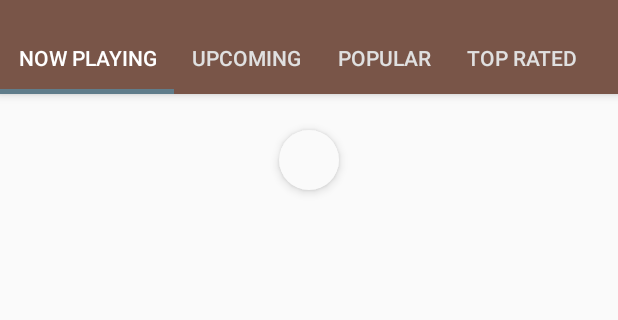
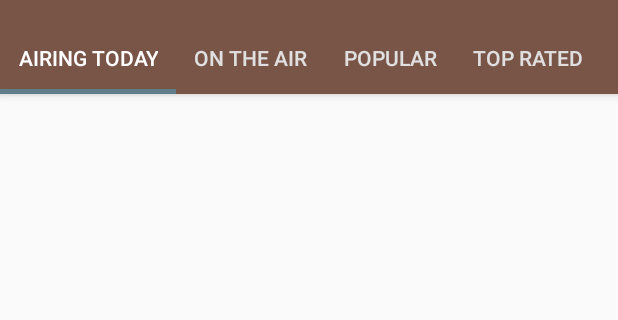
Before and after one commit to Chahatj/Odeum, an Android app: the screen it shows after launch (MainActivity), in the side drawer, after a tap on "Tv Shows", on a phone screen of 412 x 824 dp, the part 62-382 px from its top. Run offline under Robolectric (Android 15) with nearby library versions, the phone set to English and light mode, and no system bars; our stand-ins replace ButterKnife, Picasso; pictures from the network do not load.

Commit message:
TvShowFragment

```diff
--- a/app/src/main/java/com/chahat/odeum/activity/MainActivity.java
+++ b/app/src/main/java/com/chahat/odeum/activity/MainActivity.java
@@ -21,6 +21,7 @@ import android.view.MenuItem;
 import com.chahat.odeum.R;
 import com.chahat.odeum.fragment.MoviesFragment;
 import com.chahat.odeum.fragment.PopularPeopleFragment;
+import com.chahat.odeum.fragment.TvShowsFragment;
 
 import butterknife.BindView;
 import butterknife.ButterKnife;
@@ -101,7 +102,10 @@ public class MainActivity extends AppCompatActivity
                     .replace(R.id.main_frame,MoviesFragment.newInstance(),null)
                     .commit();
         } else if (id == R.id.nav_tv_shows) {
-
+            TvShowsFragment tvShowsFragment = TvShowsFragment.newInstance();
+            getSupportFragmentManager().beginTransaction()
+                    .replace(R.id.main_frame,tvShowsFragment,null)
+                    .commit();
         } else if (id == R.id.nav_popular_people) {
             PopularPeopleFragment popularPeopleFragment = PopularPeopleFragment.newInstance();
             getSupportFragmentManager().beginTransaction()
--- /dev/null
+++ b/app/src/main/java/com/chahat/odeum/adapter/TvShowsPagerAdapter.java
@@ -0,0 +1,49 @@
+package com.chahat.odeum.adapter;
+
+import android.support.v4.app.Fragment;
+import android.support.v4.app.FragmentManager;
+import android.support.v4.app.FragmentStatePagerAdapter;
+
+import com.chahat.odeum.fragment.AiringTodayFragment;
+import com.chahat.odeum.fragment.OnAirFragment;
+import com.chahat.odeum.fragment.TvShowPopularFragment;
+import com.chahat.odeum.fragment.TvShowTopRatedFragment;
+
+/**
+ * Created by chahat on 1/9/17.
+ */
+
+public class TvShowsPagerAdapter extends FragmentStatePagerAdapter {
+
+    private CharSequence[] titles;
+    private int numOfTabs;
+
+    public TvShowsPagerAdapter(FragmentManager fm,CharSequence[] titles,int numOfTabs) {
+        super(fm);
+        this.titles = titles;
+        this.numOfTabs = numOfTabs;
+    }
+
+    @Override
+    public Fragment getItem(int position) {
+        if (position==0){
+            return AiringTodayFragment.newInstance();
+        }else if (position==1){
+            return OnAirFragment.newInstance();
+        }else if (position==2){
+            return TvShowPopularFragment.newInstance();
+        }else {
+            return TvShowTopRatedFragment.newInstance();
+        }
+    }
+
+    @Override
+    public int getCount() {
+        return numOfTabs;
+    }
+
+    @Override
+    public CharSequence getPageTitle(int position) {
+        return titles[position];
+    }
+}
--- /dev/null
+++ b/app/src/main/java/com/chahat/odeum/fragment/AiringTodayFragment.java
@@ -0,0 +1,28 @@
+package com.chahat.odeum.fragment;
+
+import android.os.Bundle;
+import android.support.annotation.Nullable;
+import android.support.v4.app.Fragment;
+import android.view.LayoutInflater;
+import android.view.View;
+import android.view.ViewGroup;
+
+import com.chahat.odeum.R;
+
+/**
+ * Created by chahat on 1/9/17.
+ */
+
+public class AiringTodayFragment extends Fragment {
+
+    public static AiringTodayFragment newInstance(){
+        return new AiringTodayFragment();
+    }
+
+    @Nullable
+    @Override
+    public View onCreateView(LayoutInflater inflater, @Nullable ViewGroup container, @Nullable Bundle savedInstanceState) {
+        View view = inflater.inflate(R.layout.fragment_airing_today,container,false);
+        return view;
+    }
+}
--- /dev/null
+++ b/app/src/main/java/com/chahat/odeum/fragment/OnAirFragment.java
@@ -0,0 +1,28 @@
+package com.chahat.odeum.fragment;
+
+import android.os.Bundle;
+import android.support.annotation.Nullable;
+import android.support.v4.app.Fragment;
+import android.view.LayoutInflater;
+import android.view.View;
+import android.view.ViewGroup;
+
+import com.chahat.odeum.R;
+
+/**
+ * Created by chahat on 1/9/17.
+ */
+
+public class OnAirFragment extends Fragment {
+
+    public static OnAirFragment newInstance(){
+        return new OnAirFragment();
+    }
+
+    @Nullable
+    @Override
+    public View onCreateView(LayoutInflater inflater, @Nullable ViewGroup container, @Nullable Bundle savedInstanceState) {
+        View view = inflater.inflate(R.layout.fragment_on_air,container,false);
+        return view;
+    }
+}
--- /dev/null
+++ b/app/src/main/java/com/chahat/odeum/fragment/TvShowPopularFragment.java
@@ -0,0 +1,28 @@
+package com.chahat.odeum.fragment;
+
+import android.os.Bundle;
+import android.support.annotation.Nullable;
+import android.support.v4.app.Fragment;
+import android.view.LayoutInflater;
+import android.view.View;
+import android.view.ViewGroup;
+
+import com.chahat.odeum.R;
+
+/**
+ * Created by chahat on 1/9/17.
+ */
+
+public class TvShowPopularFragment extends Fragment {
+
+    public static TvShowPopularFragment newInstance(){
+        return new TvShowPopularFragment();
+    }
+
+    @Nullable
+    @Override
+    public View onCreateView(LayoutInflater inflater, @Nullable ViewGroup container, @Nullable Bundle savedInstanceState) {
+        View view = inflater.inflate(R.layout.fragment_popular_tv_show,container,false);
+        return view;
+    }
+}
--- /dev/null
+++ b/app/src/main/java/com/chahat/odeum/fragment/TvShowTopRatedFragment.java
@@ -0,0 +1,28 @@
+package com.chahat.odeum.fragment;
+
+import android.os.Bundle;
+import android.support.annotation.Nullable;
+import android.support.v4.app.Fragment;
+import android.view.LayoutInflater;
+import android.view.View;
+import android.view.ViewGroup;
+
+import com.chahat.odeum.R;
+
+/**
+ * Created by chahat on 1/9/17.
+ */
+
+public class TvShowTopRatedFragment extends Fragment {
+
+    public static TvShowTopRatedFragment newInstance(){
+        return new TvShowTopRatedFragment();
+    }
+
+    @Nullable
+    @Override
+    public View onCreateView(LayoutInflater inflater, @Nullable ViewGroup container, @Nullable Bundle savedInstanceState) {
+        View view = inflater.inflate(R.layout.fragment_top_rated_tv_show,container,false);
+        return view;
+    }
+}
--- /dev/null
+++ b/app/src/main/java/com/chahat/odeum/fragment/TvShowsFragment.java
@@ -0,0 +1,53 @@
+package com.chahat.odeum.fragment;
+
+import android.content.res.Configuration;
+import android.os.Bundle;
+import android.support.annotation.Nullable;
+import android.support.design.widget.TabLayout;
+import android.support.v4.app.Fragment;
+import android.support.v4.view.ViewPager;
+import android.view.LayoutInflater;
+import android.view.View;
+import android.view.ViewGroup;
+
+import com.chahat.odeum.R;
+import com.chahat.odeum.adapter.TvShowsPagerAdapter;
+
+import butterknife.BindView;
+import butterknife.ButterKnife;
+
+/**
+ * Created by chahat on 1/9/17.
+ */
+
+public class TvShowsFragment extends Fragment {
+
+    @BindView(R.id.sliding_layout) TabLayout tabLayout;
+    @BindView(R.id.view_pager) ViewPager viewPager;
+    private TvShowsPagerAdapter pagerAdapter;
+    private final CharSequence[] titles = {"AIRING TODAY","ON THE AIR","POPULAR","TOP RATED"};
+    private final int numOfTabs = 4;
+
+    public static TvShowsFragment newInstance(){
+        return new TvShowsFragment();
+    }
+
+    @Nullable
+    @Override
+    public View onCreateView(LayoutInflater inflater, @Nullable ViewGroup container, @Nullable Bundle savedInstanceState) {
+        View view = inflater.inflate(R.layout.fragment_tv_shows,container,false);
+        ButterKnife.bind(this,view);
+
+        pagerAdapter = new TvShowsPagerAdapter(getChildFragmentManager(),titles,numOfTabs);
+        viewPager.setAdapter(pagerAdapter);
+        tabLayout.setupWithViewPager(viewPager);
+
+        if (getActivity().getResources().getConfiguration().orientation== Configuration.ORIENTATION_PORTRAIT){
+            tabLayout.setTabMode(TabLayout.MODE_SCROLLABLE);
+        }else {
+            tabLayout.setTabMode(TabLayout.MODE_FIXED);
+        }
+
+        return view;
+    }
+}
--- /dev/null
+++ b/app/src/main/res/layout/fragment_airing_today.xml
@@ -0,0 +1,6 @@
+<?xml version="1.0" encoding="utf-8"?>
+<LinearLayout xmlns:android="http://schemas.android.com/apk/res/android"
+    android:orientation="vertical" android:layout_width="match_parent"
+    android:layout_height="match_parent">
+
+</LinearLayout>
--- /dev/null
+++ b/app/src/main/res/layout/fragment_on_air.xml
@@ -0,0 +1,6 @@
+<?xml version="1.0" encoding="utf-8"?>
+<LinearLayout xmlns:android="http://schemas.android.com/apk/res/android"
+    android:orientation="vertical" android:layout_width="match_parent"
+    android:layout_height="match_parent">
+
+</LinearLayout>
--- /dev/null
+++ b/app/src/main/res/layout/fragment_popular_tv_show.xml
@@ -0,0 +1,6 @@
+<?xml version="1.0" encoding="utf-8"?>
+<LinearLayout xmlns:android="http://schemas.android.com/apk/res/android"
+    android:orientation="vertical" android:layout_width="match_parent"
+    android:layout_height="match_parent">
+
+</LinearLayout>
--- /dev/null
+++ b/app/src/main/res/layout/fragment_top_rated_tv_show.xml
@@ -0,0 +1,6 @@
+<?xml version="1.0" encoding="utf-8"?>
+<LinearLayout xmlns:android="http://schemas.android.com/apk/res/android"
+    android:orientation="vertical" android:layout_width="match_parent"
+    android:layout_height="match_parent">
+
+</LinearLayout>
--- /dev/null
+++ b/app/src/main/res/layout/fragment_tv_shows.xml
@@ -0,0 +1,27 @@
+<?xml version="1.0" encoding="utf-8"?>
+<LinearLayout xmlns:android="http://schemas.android.com/apk/res/android"
+    xmlns:app="http://schemas.android.com/apk/res-auto"
+    android:orientation="vertical"
+    android:layout_width="match_parent"
+    android:layout_height="match_parent">
+
+    <android.support.design.widget.TabLayout
+        android:id="@+id/sliding_layout"
+        android:layout_width="match_parent"
+        android:layout_height="wrap_content"
+        android:background="@color/colorPrimary"
+        app:tabGravity="fill"
+        app:tabTextColor="@color/tabTextColor"
+        app:tabSelectedTextColor="@android:color/white"
+        android:elevation="@dimen/tab_layout_elevation"
+        app:tabIndicatorHeight="@dimen/tab_indicator_height">
+    </android.support.design.widget.TabLayout>
+
+    <android.support.v4.view.ViewPager
+        android:id="@+id/view_pager"
+        android:layout_width="match_parent"
+        android:layout_height="0dp"
+        android:layout_weight="1">
+    </android.support.v4.view.ViewPager>
+
+</LinearLayout>
```
